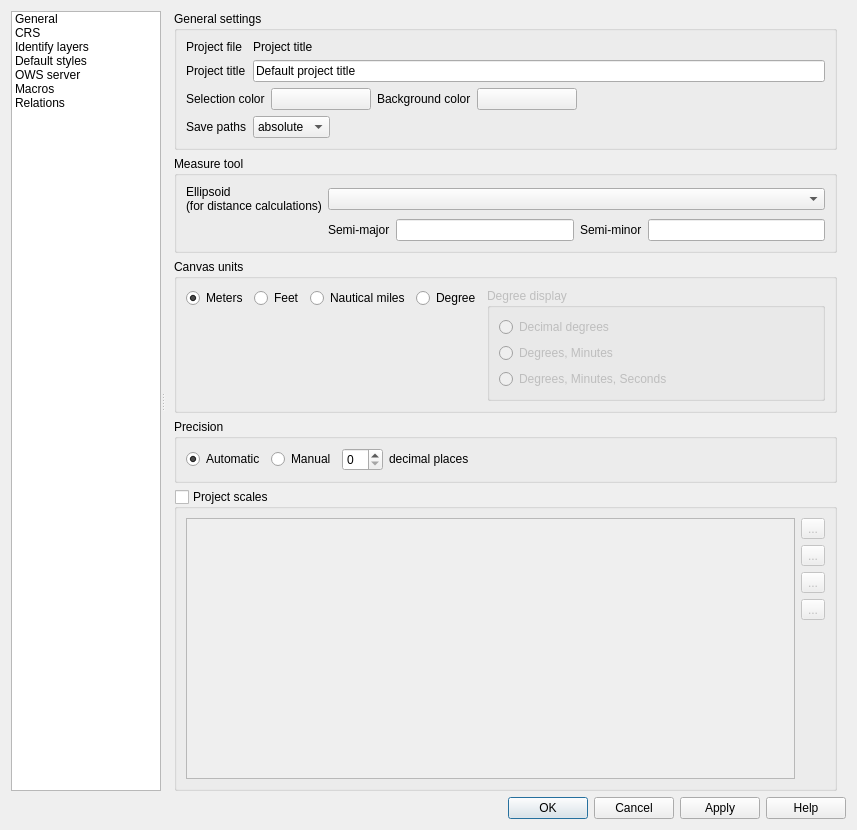
This is src/ui/qgsprojectpropertiesbase.ui in qgis/QGIS as Qt 5 draws it before an edit. The edited form follows.
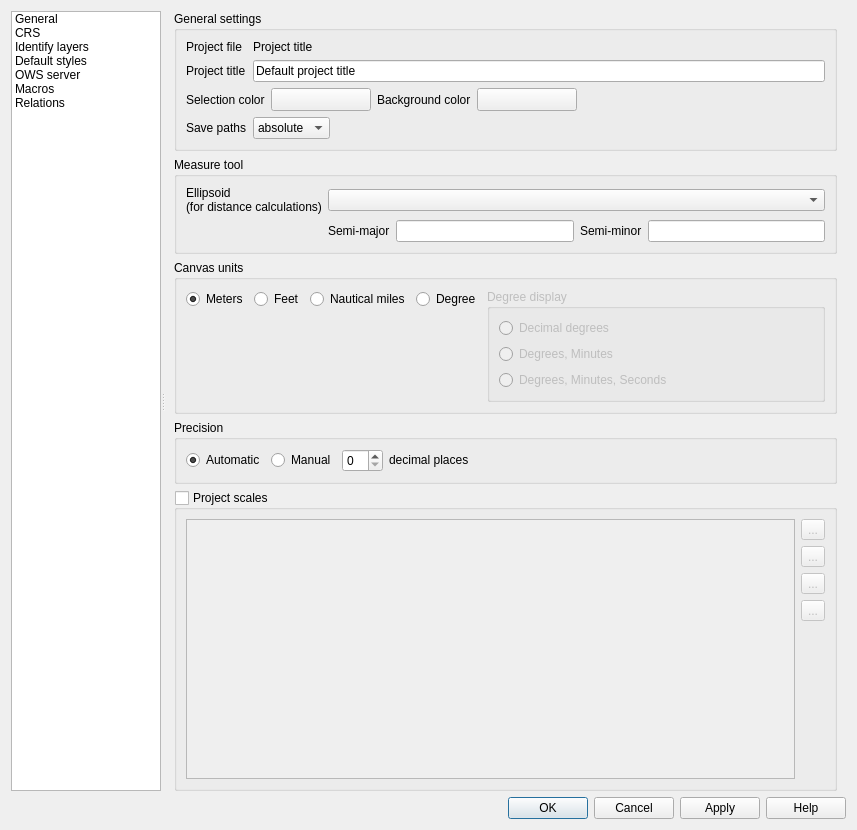
This is the edited form. The open tabs and pages were chosen to show the change. Icons and pictures are not drawn. Custom widgets are drawn as their Qt base class.

Patch:
```diff
--- a/src/ui/qgsprojectpropertiesbase.ui
+++ b/src/ui/qgsprojectpropertiesbase.ui
@@ -277,7 +277,7 @@
                      </widget>
                     </item>
                     <item>
-                     <widget class="QgsColorButton" name="pbnSelectionColor">
+                     <widget class="QgsColorButtonV2" name="pbnSelectionColor">
                       <property name="minimumSize">
                        <size>
                         <width>100</width>
@@ -312,7 +312,7 @@
                      </widget>
                     </item>
                     <item>
-                     <widget class="QgsColorButton" name="pbnCanvasColor">
+                     <widget class="QgsColorButtonV2" name="pbnCanvasColor">
                       <property name="minimumSize">
                        <size>
                         <width>100</width>
@@ -2092,9 +2092,9 @@
    <container>1</container>
   </customwidget>
   <customwidget>
-   <class>QgsColorButton</class>
-   <extends>QPushButton</extends>
-   <header>qgscolorbutton.h</header>
+   <class>QgsColorButtonV2</class>
+   <extends>QToolButton</extends>
+   <header>qgscolorbuttonv2.h</header>
   </customwidget>
   <customwidget>
    <class>QgsProjectionSelector</class>
```
